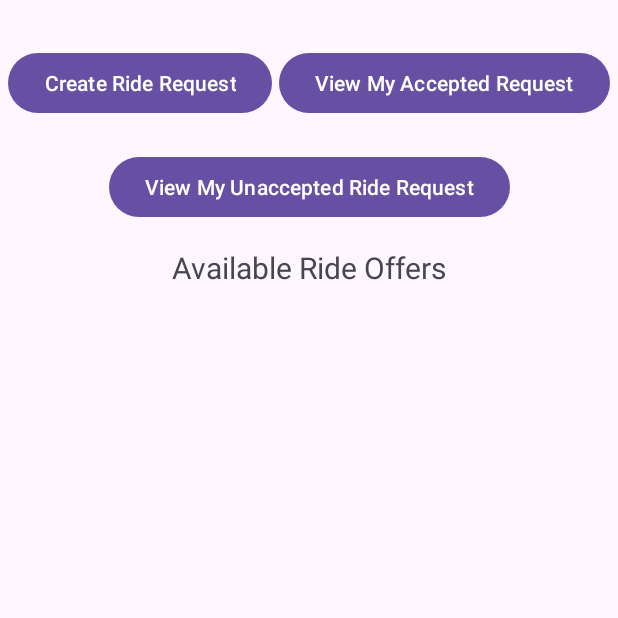
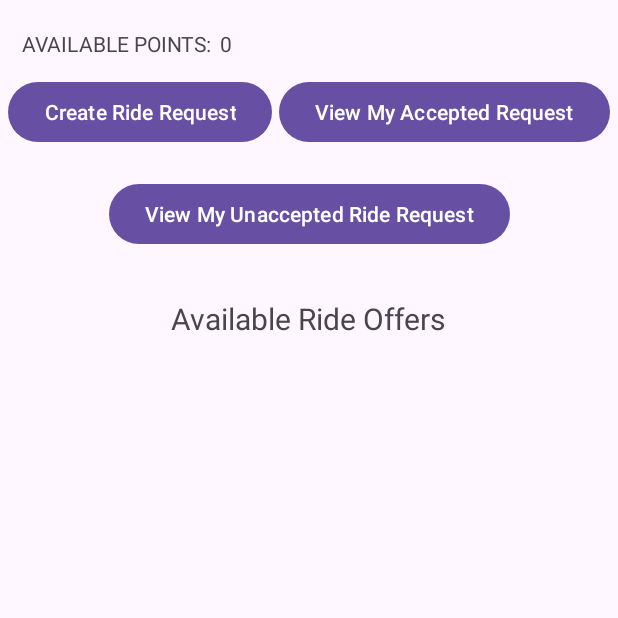
Before and after one commit to rishivandhan/RideSharingApp, an Android app: the RiderActivity screen opened directly, with no data from a screen before it, on a phone screen of 412 x 824 dp, the top half of it. Run offline under Robolectric (Android 15) with nearby library versions, the phone set to English and light mode, and no system bars; our stand-ins replace Firebase (no records; nobody signed in at launch, a user with empty details on screens opened directly); 2 statements that could not run were skipped.

Commit message:
feature implemented:can only make request if you have 50 points.

```diff
--- a/app/src/main/java/edu/uga/cs/ridesharingapp/RiderActivity.java
+++ b/app/src/main/java/edu/uga/cs/ridesharingapp/RiderActivity.java
@@ -1,12 +1,10 @@
 package edu.uga.cs.ridesharingapp;
 
-import static edu.uga.cs.ridesharingapp.LoginFragment.DEBUG_TAG;
-
 import android.content.Intent;
-import android.os.Binder;
 import android.os.Bundle;
 import android.util.Log;
 import android.widget.Button;
+import android.widget.TextView;
 import android.widget.Toast;
 
 import androidx.activity.EdgeToEdge;
@@ -34,11 +32,17 @@ public class RiderActivity extends AppCompatActivity
         implements CreateRequestDialogFragment.AddRideRequestDialogListener,
         AcceptOfferDialogFragment.AcceptDriveOfferDialogListener {
     private static final String DEBUG_TAG = "RiderActivity";
+    private static final int RequestCost = 50;
+
+
+    private TextView Points;
     private Button createRequestButton;
     private Button viewUnacceptedRequestsButton;
     private Button viewAcceptedRequestsButton;
     private RecyclerView availableOffersView;
     private String userID;
+
+    private int userPoints = 0;
     private List<DriveOffer> driveOffers = new ArrayList<>();
     private AcceptDriveOfferAdapter adapter;
 
@@ -56,15 +60,29 @@ public class RiderActivity extends AppCompatActivity
         Intent intent = getIntent();
         Bundle UserInfo = intent.getExtras();
         userID = UserInfo.getString("UserID");
+        userPoints = UserInfo.getInt("UserPoints");
 
+        Points = findViewById(R.id.Points);
+        Log.e("RiderActivity", "user points: " + userPoints);
         createRequestButton = findViewById(R.id.CreateRequestButton);
         viewUnacceptedRequestsButton = findViewById(R.id.ViewUnacceptedRequestsButton);
         viewAcceptedRequestsButton = findViewById(R.id.ViewAcceptedRequestsButton);
         availableOffersView = findViewById(R.id.AvailableOffersView);
 
+
+        Points.setText(Integer.toString(userPoints));
         createRequestButton.setOnClickListener(v -> {
+
+
+            if(userPoints < RequestCost){
+                int needed = RequestCost - userPoints;
+                Toast.makeText(this, "You need " + RequestCost + " points to make a request. You are " + needed + " points short.", Toast.LENGTH_LONG).show();
+                return;
+            }
             CreateRequestDialogFragment dialogFragment = new CreateRequestDialogFragment();
             dialogFragment.show(getSupportFragmentManager(), "CreateRequestDialog");
+
+
         });
 
         viewUnacceptedRequestsButton.setOnClickListener(v -> {
--- a/app/src/main/java/edu/uga/cs/ridesharingapp/UserActivity.java
+++ b/app/src/main/java/edu/uga/cs/ridesharingapp/UserActivity.java
@@ -109,8 +109,13 @@ public class UserActivity extends AppCompatActivity {
                 // TODO: Need to transfer the user object to the new activity so that the user id can be accessed
                 Intent intent = new Intent(UserActivity.this, RiderActivity.class);
                 Bundle uInfo = new Bundle();
+
                 String UId = UserInfo.getString("UserID");
+                int UserPoints = UserInfo.getInt("UserPoints");
+
                 uInfo.putString("UserID", UId);
+                uInfo.putInt("UserPoints", UserPoints);
+
                 intent.putExtras(uInfo);
                 startActivity(intent);
             }
--- a/app/src/main/res/layout/activity_rider.xml
+++ b/app/src/main/res/layout/activity_rider.xml
@@ -6,6 +6,32 @@
     android:layout_width="match_parent"
     android:layout_height="match_parent"
     tools:context=".RiderActivity">
+
+    <TextView
+        android:id="@+id/Points"
+        android:layout_width="wrap_content"
+        android:layout_height="wrap_content"
+        android:hint="points"
+        android:textAllCaps="true"
+        app:layout_constraintBottom_toTopOf="@+id/CreateRequestButton"
+        app:layout_constraintEnd_toEndOf="parent"
+        app:layout_constraintHorizontal_bias="0.008"
+        app:layout_constraintStart_toEndOf="@+id/PointsTitle"
+        app:layout_constraintTop_toTopOf="parent"
+        app:layout_constraintVertical_bias="0.615" />
+
+    <TextView
+        android:id="@+id/PointsTitle"
+        android:layout_width="wrap_content"
+        android:layout_height="wrap_content"
+        android:text="Available Points: "
+        android:textAllCaps="true"
+        app:layout_constraintBottom_toTopOf="@+id/CreateRequestButton"
+        app:layout_constraintEnd_toEndOf="parent"
+        app:layout_constraintHorizontal_bias="0.053"
+        app:layout_constraintStart_toStartOf="parent"
+        app:layout_constraintTop_toTopOf="parent"
+        app:layout_constraintVertical_bias="0.615" />
 
     <Button
         android:id="@+id/CreateRequestButton"
@@ -17,7 +43,7 @@
         app:layout_constraintHorizontal_bias="0.5"
         app:layout_constraintStart_toStartOf="parent"
         app:layout_constraintTop_toTopOf="parent"
-        app:layout_constraintVertical_bias="0.04" />
+        app:layout_constraintVertical_bias="0.065" />
 
     <Button
         android:id="@+id/ViewUnacceptedRequestsButton"
@@ -28,7 +54,7 @@
         app:layout_constraintEnd_toEndOf="parent"
         app:layout_constraintStart_toStartOf="parent"
         app:layout_constraintTop_toTopOf="parent"
-        app:layout_constraintVertical_bias="0.13" />
+        app:layout_constraintVertical_bias="0.153" />
 
     <Button
         android:id="@+id/ViewAcceptedRequestsButton"
@@ -40,7 +66,7 @@
         app:layout_constraintHorizontal_bias="0.5"
         app:layout_constraintStart_toEndOf="@+id/CreateRequestButton"
         app:layout_constraintTop_toTopOf="parent"
-        app:layout_constraintVertical_bias="0.04" />
+        app:layout_constraintVertical_bias="0.065" />
 
     <TextView
         android:id="@+id/OffersTitleTextView"
@@ -50,14 +76,15 @@
         android:textSize="20sp"
         app:layout_constraintBottom_toBottomOf="parent"
         app:layout_constraintEnd_toEndOf="parent"
+        app:layout_constraintHorizontal_bias="0.497"
         app:layout_constraintStart_toStartOf="parent"
         app:layout_constraintTop_toBottomOf="@+id/ViewUnacceptedRequestsButton"
-        app:layout_constraintVertical_bias="0.025" />
+        app:layout_constraintVertical_bias="0.051" />
 
     <androidx.recyclerview.widget.RecyclerView
         android:id="@+id/AvailableOffersView"
-        android:layout_width="409dp"
-        android:layout_height="551dp"
+        android:layout_width="381dp"
+        android:layout_height="523dp"
         android:layout_marginTop="20dp"
         app:layout_constraintBottom_toBottomOf="parent"
         app:layout_constraintEnd_toEndOf="parent"
```
